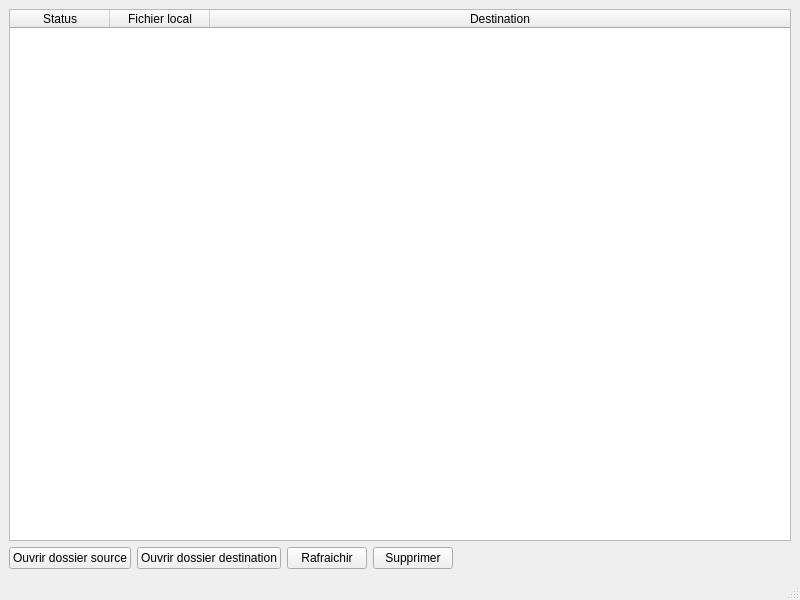
The window that mainwindow.ui (seigneurfuo/easydot) describes before a commit, drawn with Qt 5.
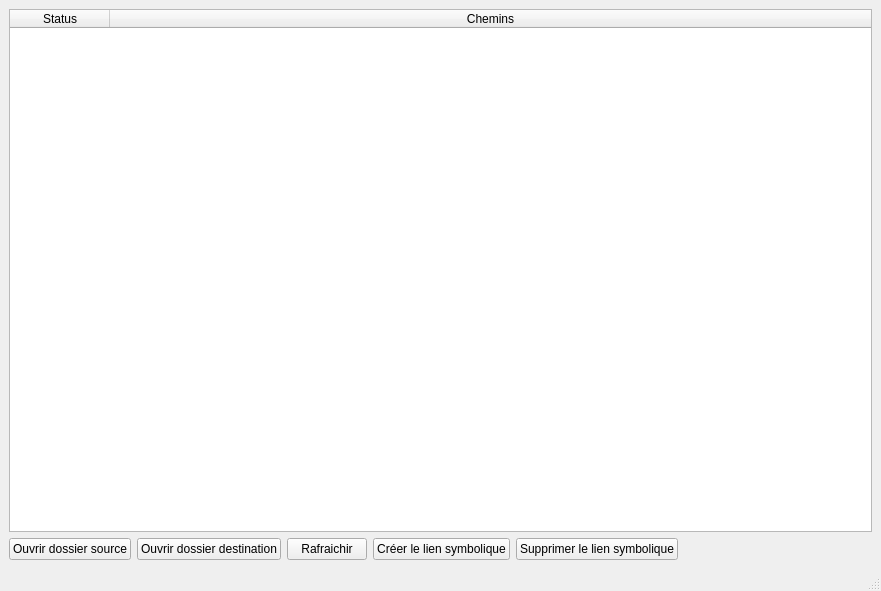
The same window after the commit. Icons and pictures are not drawn.

Commit message: Ajout de bouttons de suppression + création d'un lien

What changed in the file:
```diff
--- a/mainwindow.ui
+++ b/mainwindow.ui
@@ -6,8 +6,8 @@
    <rect>
     <x>0</x>
     <y>0</y>
-    <width>800</width>
-    <height>600</height>
+    <width>881</width>
+    <height>591</height>
    </rect>
   </property>
   <property name="windowTitle">
@@ -42,12 +42,7 @@
       </column>
       <column>
        <property name="text">
-        <string>Fichier local</string>
-       </property>
-      </column>
-      <column>
-       <property name="text">
-        <string>Destination</string>
+        <string>Chemins</string>
        </property>
       </column>
      </widget>
@@ -87,10 +82,20 @@
         </property>
        </widget>
       </item>
+      <item>
+       <widget class="QPushButton" name="pushButton_5">
+        <property name="text">
+         <string>Créer le lien symbolique</string>
+        </property>
+        <property name="icon">
+         <iconset theme="add"/>
+        </property>
+       </widget>
+      </item>
       <item>
        <widget class="QPushButton" name="pushButton">
         <property name="text">
-         <string>Supprimer</string>
+         <string>Supprimer le lien symbolique</string>
         </property>
         <property name="icon">
          <iconset theme="remove">
```
Left out of the diff: 2 changed lines with no effect on the pictures. The commit also changes 1 other file.
